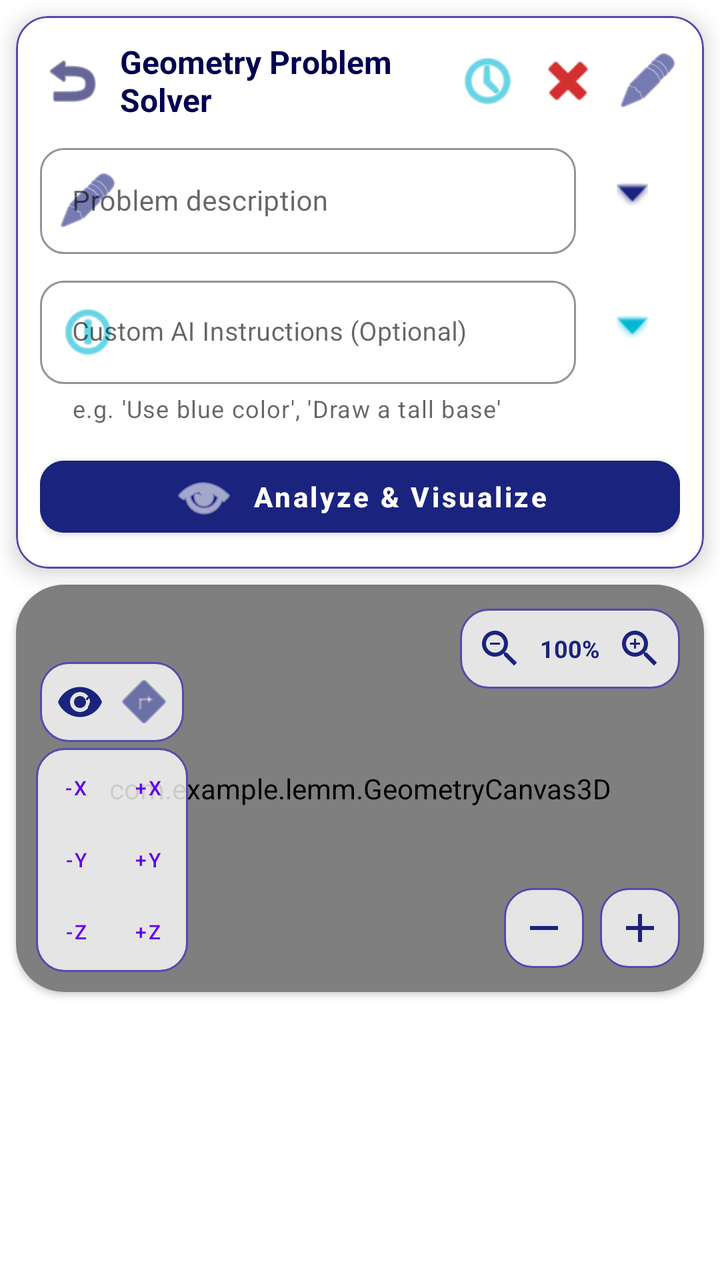
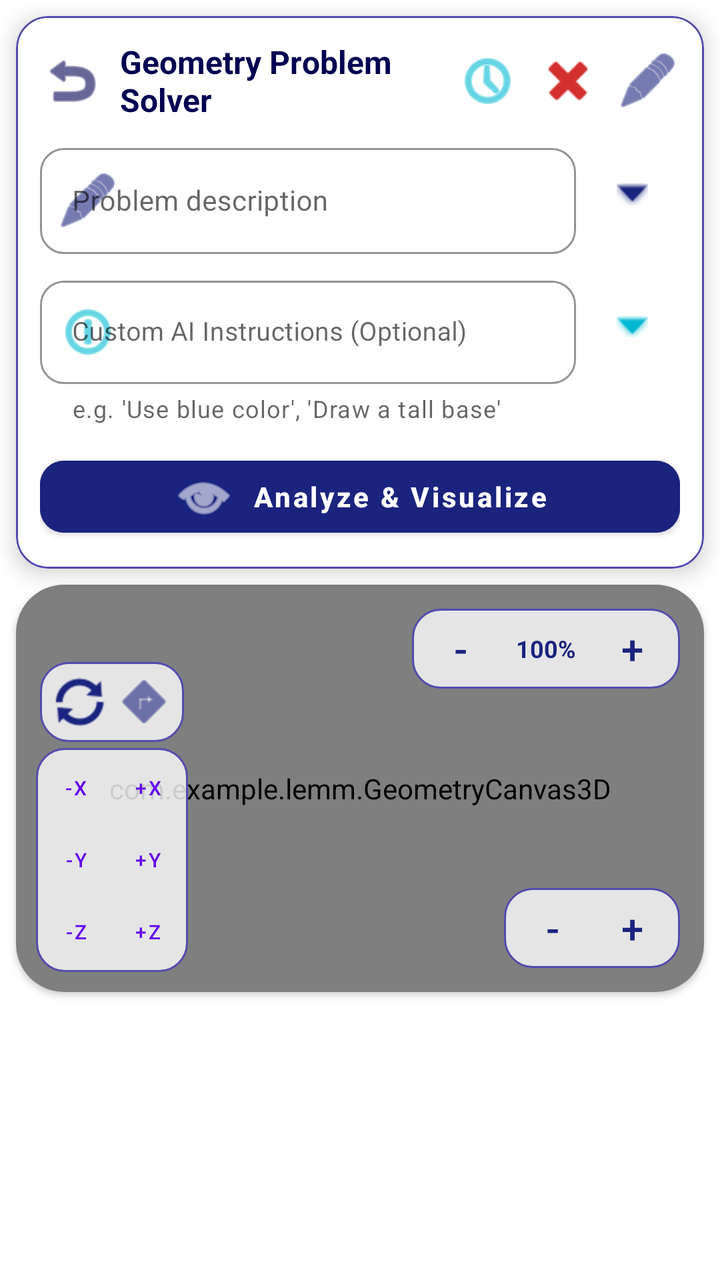

Two renders of the same Android screen: before a commit and after it. Below are the layout's source before the change and the commit's diff.
<!-- AndroidManifest.xml: application theme Theme.MaterialComponents.DayNight.NoActionBar -->
<!-- res/layout/activity_geometry_input.xml -->
<?xml version="1.0" encoding="utf-8"?>
<androidx.constraintlayout.widget.ConstraintLayout
    xmlns:android="http://schemas.android.com/apk/res/android"
    xmlns:app="http://schemas.android.com/apk/res-auto"
    xmlns:tools="http://schemas.android.com/tools"
    android:layout_width="match_parent"
    android:layout_height="match_parent"
    android:id="@+id/geometryInputRoot"
    tools:context=".GeometryInputActivity">
    <com.google.android.material.card.MaterialCardView
        android:id="@+id/headerCard"
        android:layout_width="match_parent"
        android:layout_height="wrap_content"
        android:layout_margin="8dp"
        app:cardCornerRadius="16dp"
        app:cardElevation="6dp"
        app:strokeColor="@color/primary_light"
        app:strokeWidth="1dp"
        app:layout_constraintTop_toTopOf="parent">

        <LinearLayout
            android:layout_width="match_parent"
            android:layout_height="wrap_content"
            android:orientation="vertical"
            android:padding="12dp"
            android:background="@color/surface_white">

            <LinearLayout
                android:layout_width="match_parent"
                android:layout_height="wrap_content"
                android:orientation="horizontal"
                android:gravity="center_vertical">

                <ImageButton
                    android:id="@+id/btnBack"
                    android:layout_width="32dp"
                    android:layout_height="32dp"
                    android:layout_marginEnd="8dp"
                    android:background="?attr/selectableItemBackgroundBorderless"
                    android:src="@android:drawable/ic_menu_revert"
                    app:tint="@color/primary_dark" />

                <TextView
                    android:layout_width="0dp"
                    android:layout_height="wrap_content"
                    android:layout_weight="1"
                    android:text="Geometry Problem Solver"
                    android:textStyle="bold"
                    android:textColor="@color/primary_dark"
                    android:textSize="16sp" />

                <ImageButton
                    android:id="@+id/btnHistory"
                    android:layout_width="32dp"
                    android:layout_height="32dp"
                    android:layout_marginEnd="8dp"
                    android:background="?attr/selectableItemBackgroundBorderless"
                    android:src="@android:drawable/ic_menu_recent_history"
                    app:tint="@color/secondary" />

                <ImageButton
                    android:id="@+id/btnStopAI"
                    android:layout_width="32dp"
                    android:layout_height="32dp"
                    android:layout_marginEnd="8dp"
                    android:background="?attr/selectableItemBackgroundBorderless"
                    android:src="@android:drawable/ic_delete"
                    app:tint="@color/error_red" />

                <ImageButton
                    android:id="@+id/btnToggleInput"
                    android:layout_width="32dp"
                    android:layout_height="32dp"
                    android:background="?attr/selectableItemBackgroundBorderless"
                    android:src="@android:drawable/ic_menu_edit"
                    app:tint="@color/primary" />
            </LinearLayout>

            <LinearLayout
                android:id="@+id/inputExpandableArea"
                android:layout_width="match_parent"
                android:layout_height="wrap_content"
                android:orientation="vertical"
                android:visibility="visible"
                android:paddingTop="8dp">

                <LinearLayout
                    android:layout_width="match_parent"
                    android:layout_height="wrap_content"
                    android:orientation="horizontal"
                    android:gravity="top">

                    <com.google.android.material.textfield.TextInputLayout
                        android:id="@+id/tlDescription"
                        style="@style/Widget.MaterialComponents.TextInputLayout.OutlinedBox"
                        android:layout_width="0dp"
                        android:layout_height="wrap_content"
                        android:layout_weight="1"
                        android:hint="Problem description"
                        app:startIconDrawable="@android:drawable/ic_menu_edit"
                        app:startIconTint="@color/primary"
                        app:boxCornerRadiusBottomEnd="12dp"
                        app:boxCornerRadiusBottomStart="12dp"
                        app:boxCornerRadiusTopEnd="12dp"
                        app:boxCornerRadiusTopStart="12dp"
                        app:boxStrokeColor="@color/primary">

                        <com.google.android.material.textfield.TextInputEditText
                            android:id="@+id/etDescription"
                            android:layout_width="match_parent"
                            android:layout_height="wrap_content"
                            android:inputType="textMultiLine"
                            android:maxLength="2500"
                            android:minLines="1"
                            android:maxLines="3"
                            android:textColor="@color/text_main"
                            android:textSize="14sp" />
                    </com.google.android.material.textfield.TextInputLayout>

                    <ImageButton
                        android:id="@+id/btnExpandDesc"
                        android:layout_width="48dp"
                        android:layout_height="48dp"
                        android:layout_marginStart="4dp"
                        android:layout_marginTop="4dp"
                        android:src="@android:drawable/arrow_down_float"
                        android:background="?attr/selectableItemBackgroundBorderless"
                        app:tint="@color/primary" />
                </LinearLayout>

                <LinearLayout
                    android:layout_width="match_parent"
                    android:layout_height="wrap_content"
                    android:layout_marginTop="8dp"
                    android:orientation="horizontal"
                    android:gravity="top">

                    <com.google.android.material.textfield.TextInputLayout
                        android:id="@+id/tlExtraCommands"
                        style="@style/Widget.MaterialComponents.TextInputLayout.OutlinedBox"
                        android:layout_width="0dp"
                        android:layout_height="wrap_content"
                        android:layout_weight="1"
                        android:hint="Custom AI Instructions (Optional)"
                        app:startIconDrawable="@android:drawable/ic_menu_info_details"
                        app:startIconTint="@color/secondary"
                        app:endIconMode="clear_text"
                        app:endIconTint="@color/secondary"
                        app:boxCornerRadiusBottomEnd="12dp"
                        app:boxCornerRadiusBottomStart="12dp"
                        app:boxCornerRadiusTopEnd="12dp"
                        app:boxCornerRadiusTopStart="12dp"
                        app:boxStrokeColor="@color/secondary"
                        app:helperText="e.g. 'Use blue color', 'Draw a tall base'"
                        app:helperTextEnabled="true">

                        <com.google.android.material.textfield.TextInputEditText
                            android:id="@+id/etExtraCommands"
                            android:layout_width="match_parent"
                            android:layout_height="wrap_content"
                            android:inputType="textMultiLine"
                            android:maxLength="500"
                            android:minLines="1"
                            android:maxLines="2"
                            android:textColor="@color/text_main"
                            android:textSize="13sp" />
                    </com.google.android.material.textfield.TextInputLayout>

                    <ImageButton
                        android:id="@+id/btnExpandExtra"
                        android:layout_width="48dp"
                        android:layout_height="48dp"
                        android:layout_marginStart="4dp"
                        android:layout_marginTop="4dp"
                        android:src="@android:drawable/arrow_down_float"
                        android:background="?attr/selectableItemBackgroundBorderless"
                        app:tint="@color/secondary" />
                </LinearLayout>

                <Button
                    android:id="@+id/btnSolveProblem"
                    android:layout_width="match_parent"
                    android:layout_height="48dp"
                    android:layout_marginTop="12dp"
                    android:backgroundTint="@color/primary"
                    android:text="Analyze &amp; Visualize"
                    android:textAllCaps="false"
                    android:textColor="@color/white"
                    android:textSize="14sp"
                    android:textStyle="bold"
                    app:cornerRadius="12dp"
                    app:icon="@android:drawable/ic_menu_view"
                    app:iconGravity="textStart" />
            </LinearLayout>

            <ProgressBar
                android:id="@+id/progressBar"
                style="?android:attr/progressBarStyleHorizontal"
                android:layout_width="match_parent"
                android:layout_height="wrap_content"
                android:layout_marginTop="4dp"
                android:indeterminate="true"
                android:visibility="gone" />
        </LinearLayout>
    </com.google.android.material.card.MaterialCardView>

    
    <com.google.android.material.card.MaterialCardView
        android:id="@+id/canvasCard"
        android:layout_width="0dp"
        android:layout_height="0dp"
        android:layout_margin="8dp"
        app:cardCornerRadius="24dp"
        app:cardElevation="2dp"
        app:layout_constraintBottom_toTopOf="@+id/resultSection"
        app:layout_constraintEnd_toEndOf="parent"
        app:layout_constraintStart_toStartOf="parent"
        app:layout_constraintTop_toBottomOf="@id/headerCard"
        app:layout_constraintVertical_weight="0.6">

        <FrameLayout
            android:id="@+id/canvasContainer"
            android:layout_width="match_parent"
            android:layout_height="match_parent"
            android:background="#FFFFFF">

            <com.example.lemm.GeometryCanvas3D
                android:id="@+id/geometryCanvas3D"
                android:layout_width="match_parent"
                android:layout_height="match_parent"
                android:visibility="visible" />

            
            <LinearLayout
                android:layout_width="wrap_content"
                android:layout_height="wrap_content"
                android:layout_gravity="bottom|start"
                android:layout_marginStart="12dp"
                android:layout_marginBottom="125dp"
                android:background="@drawable/floating_controls_bg"
                android:orientation="horizontal"
                android:padding="4dp">

                <ImageButton
                    android:id="@+id/btnResetView"
                    android:layout_width="32dp"
                    android:layout_height="32dp"
                    android:background="?attr/selectableItemBackgroundBorderless"
                    android:src="@drawable/ic_reset_view_custom"
                    android:tooltipText="Reset View"
                    app:tint="@color/primary" />

                <ImageButton
                    android:id="@+id/btnToggleMoveRotate"
                    android:layout_width="32dp"
                    android:layout_height="32dp"
                    android:background="?attr/selectableItemBackgroundBorderless"
                    android:src="@android:drawable/ic_menu_directions"
                    android:tooltipText="Toggle Move/Rotate"
                    app:tint="@color/primary" />
            </LinearLayout>

            
            <LinearLayout
                android:layout_width="wrap_content"
                android:layout_height="wrap_content"
                android:layout_gravity="top|end"
                android:layout_margin="12dp"
                android:background="@drawable/floating_controls_bg"
                android:orientation="horizontal"
                android:padding="4dp"
                android:gravity="center_vertical">

                <ImageButton
                    android:id="@+id/btnZoomOut"
                    android:layout_width="32dp"
                    android:layout_height="32dp"
                    android:background="?attr/selectableItemBackgroundBorderless"
                    android:src="@drawable/ic_zoom_out_custom"
                    app:tint="@color/primary" />

                <TextView
                    android:id="@+id/tvZoomPercent"
                    android:layout_width="wrap_content"
                    android:layout_height="wrap_content"
                    android:layout_gravity="center"
                    android:paddingHorizontal="4dp"
                    android:text="100%"
                    android:textColor="@color/primary"
                    android:textSize="12sp"
                    android:textStyle="bold" />

                <ImageButton
                    android:id="@+id/btnZoomIn"
                    android:layout_width="32dp"
                    android:layout_height="32dp"
                    android:background="?attr/selectableItemBackgroundBorderless"
                    android:src="@drawable/ic_zoom_in_custom"
                    app:tint="@color/primary" />

            </LinearLayout>

            
            <LinearLayout
                android:id="@+id/rotationControls"
                android:layout_width="wrap_content"
                android:layout_height="wrap_content"
                android:layout_gravity="bottom|start"
                android:layout_margin="10dp"
                android:background="@drawable/floating_controls_bg"
                android:orientation="vertical"
                android:padding="2dp">

                <LinearLayout
                    android:layout_width="wrap_content"
                    android:layout_height="wrap_content">

                    <Button
                        android:id="@+id/btnRotXMinus"
                        style="@style/Widget.MaterialComponents.Button.TextButton"
                        android:layout_width="36dp"
                        android:layout_height="36dp"
                        android:text="-X"
                        android:textSize="10sp" />

                    <Button
                        android:id="@+id/btnRotXPlus"
                        style="@style/Widget.MaterialComponents.Button.TextButton"
                        android:layout_width="36dp"
                        android:layout_height="36dp"
                        android:text="+X"
                        android:textSize="10sp" />
                </LinearLayout>

                <LinearLayout
                    android:layout_width="wrap_content"
                    android:layout_height="wrap_content">

                    <Button
                        android:id="@+id/btnRotYMinus"
                        style="@style/Widget.MaterialComponents.Button.TextButton"
                        android:layout_width="36dp"
                        android:layout_height="36dp"
                        android:text="-Y"
                        android:textSize="10sp" />

                    <Button
                        android:id="@+id/btnRotYPlus"
                        style="@style/Widget.MaterialComponents.Button.TextButton"
                        android:layout_width="36dp"
                        android:layout_height="36dp"
                        android:text="+Y"
                        android:textSize="10sp" />
                </LinearLayout>

                <LinearLayout
                    android:layout_width="wrap_content"
                    android:layout_height="wrap_content">

                    <Button
                        android:id="@+id/btnRotZMinus"
                        style="@style/Widget.MaterialComponents.Button.TextButton"
                        android:layout_width="36dp"
                        android:layout_height="36dp"
                        android:text="-Z"
                        android:textSize="10sp" />

                    <Button
                        android:id="@+id/btnRotZPlus"
                        style="@style/Widget.MaterialComponents.Button.TextButton"
                        android:layout_width="36dp"
                        android:layout_height="36dp"
                        android:text="+Z"
                        android:textSize="10sp" />
                </LinearLayout>
            </LinearLayout>

            
            <LinearLayout
                android:layout_width="wrap_content"
                android:layout_height="wrap_content"
                android:layout_gravity="bottom|end"
                android:layout_margin="12dp">

                <ImageButton
                    android:id="@+id/btnMinimizeCanvas"
                    android:layout_width="40dp"
                    android:layout_height="40dp"
                    android:layout_marginEnd="8dp"
                    android:background="@drawable/floating_controls_bg"
                    android:src="@drawable/ic_minus"
                    app:tint="@color/primary" />

                <ImageButton
                    android:id="@+id/btnMaximizeCanvas"
                    android:layout_width="40dp"
                    android:layout_height="40dp"
                    android:background="@drawable/floating_controls_bg"
                    android:src="@drawable/ic_plus"
                    app:tint="@color/primary" />
            </LinearLayout>

        </FrameLayout>
    </com.google.android.material.card.MaterialCardView>

    
    <LinearLayout
        android:id="@+id/resultSection"
        android:layout_width="0dp"
        android:layout_height="0dp"
        android:orientation="vertical"
        app:layout_constraintBottom_toBottomOf="parent"
        app:layout_constraintEnd_toEndOf="parent"
        app:layout_constraintStart_toStartOf="parent"
        app:layout_constraintTop_toBottomOf="@id/canvasCard"
        app:layout_constraintVertical_weight="0.4">

        <LinearLayout
            android:id="@+id/solutionControls"
            android:layout_width="match_parent"
            android:layout_height="wrap_content"
            android:padding="8dp"
            android:orientation="horizontal"
            android:visibility="gone">

            <com.google.android.material.button.MaterialButton
                android:id="@+id/btnDontSave"
                style="@style/Widget.Material3.Button.OutlinedButton"
                android:layout_width="0dp"
                android:layout_height="wrap_content"
                android:layout_weight="1"
                android:text="@string/dont_save"
                app:strokeColor="#C62828"
                android:textColor="#C62828"/>

            <com.google.android.material.button.MaterialButton
                android:id="@+id/btnSave"
                android:layout_width="0dp"
                android:layout_height="wrap_content"
                android:layout_weight="1"
                android:layout_marginStart="8dp"
                android:text="@string/save_solution"
                app:backgroundTint="#27AE60" />
        </LinearLayout>

        <ScrollView
            android:id="@+id/resultScrollView"
            android:layout_width="match_parent"
            android:layout_height="match_parent">

            <LinearLayout
                android:id="@+id/stepsContainer"
                android:layout_width="match_parent"
                android:layout_height="wrap_content"
                android:orientation="vertical"
                android:padding="8dp" />
        </ScrollView>
    </LinearLayout>

</androidx.constraintlayout.widget.ConstraintLayout>
<!-- resources referenced by this layout -->
<resources>
  <color name="error_red">#D32F2F</color>
  <color name="primary">#1A237E</color>
  <color name="primary_dark">#000051</color>
  <color name="primary_light">#534BAE</color>
  <color name="secondary">#00B8D4</color>
  <color name="surface_white">#FFFFFF</color>
  <color name="text_main">#1C1C1E</color>
  <color name="white">#FFFFFF</color>
  <!-- drawable floating_controls_bg (drawable) -->
  <?xml version="1.0" encoding="utf-8"?>
  <shape xmlns:android="http://schemas.android.com/apk/res/android">
      <solid android:color="#CCFFFFFF" />
      <corners android:radius="14dp" />
      <stroke android:width="1dp" android:color="@color/primary_light" />
  </shape>
  <!-- drawable ic_minus (drawable) -->
  <vector xmlns:android="http://schemas.android.com/apk/res/android"
      android:width="24dp"
      android:height="24dp"
      android:viewportWidth="24"
      android:viewportHeight="24">
      <path
          android:fillColor="#000000"
          android:pathData="M19,13H5v-2h14v2z"/>
  </vector>
  <!-- drawable ic_plus (drawable) -->
  <vector xmlns:android="http://schemas.android.com/apk/res/android"
      android:width="24dp"
      android:height="24dp"
      android:viewportWidth="24"
      android:viewportHeight="24">
      <path
          android:fillColor="#000000"
          android:pathData="M19,13h-6v6h-2v-6H5v-2h6V5h2v6h6v2z"/>
  </vector>
  <!-- drawable ic_reset_view_custom (drawable) -->
  <vector xmlns:android="http://schemas.android.com/apk/res/android"
      android:width="24dp"
      android:height="24dp"
      android:viewportWidth="24"
      android:viewportHeight="24">
      
      <path
          android:fillColor="#000000"
          android:pathData="M12,4.5C7,4.5 2.73,7.61 1,12c1.73,4.39 6,7.5 11,7.5s9.27,-3.11 11,-7.5c-1.73,-4.39 -6,-7.5 -11,-7.5zM12,17c-2.76,0 -5,-2.24 -5,-5s2.24,-5 5,-5 5,2.24 5,5 -2.24,5 -5,5zM12,9c-1.66,0 -3,1.34 -3,3s1.34,3 3,3 3,-1.34 3,-3 -1.34,-3 -3,-3z"/>
      
      <path
          android:fillColor="#000000"
          android:pathData="M18,14.5c0,0.55 -0.45,1 -1,1s-1,-0.45 -1,-1 0.45,-1 1,-1 1,0.45 1,1zM17,9c1.1,0 2,0.9 2,2 0,0.72 -0.38,1.12 -0.81,1.5 -0.39,0.34 -0.69,0.59 -0.69,1h-1c0,-0.69 0.44,-1.09 0.88,-1.47 0.38,-0.32 0.62,-0.53 0.62,-1.03 0,-0.55 -0.45,-1 -1,-1s-1,0.45 -1,1h-1c0,-1.1 0.9,-2 2,-2z"/>
  </vector>
  <!-- drawable ic_zoom_in_custom (drawable) -->
  <vector xmlns:android="http://schemas.android.com/apk/res/android"
      android:width="24dp"
      android:height="24dp"
      android:viewportWidth="24"
      android:viewportHeight="24">
      
      <path
          android:fillColor="#000000"
          android:pathData="M15.5,14h-0.79l-0.28,-0.27C15.41,12.59 16,11.11 16,9.5 16,5.91 13.09,3 9.5,3S3,5.91 3,9.5 5.91,16 9.5,16c1.61,0 3.09,-0.59 4.23,-1.57l0.27,0.28v0.79l5,4.99L20.49,19l-4.99,-5zM9.5,14C7.01,14 5,11.99 5,9.5S7.01,5 9.5,5 14,7.01 14,9.5 11.99,14 9.5,14z"/>
      
      <path
          android:fillColor="#000000"
          android:pathData="M12,10h-2V12h-1V10h-2V9h2V7h1V9h2z"/>
  </vector>
  <!-- drawable ic_zoom_out_custom (drawable) -->
  <vector xmlns:android="http://schemas.android.com/apk/res/android"
      android:width="24dp"
      android:height="24dp"
      android:viewportWidth="24"
      android:viewportHeight="24">
      
      <path
          android:fillColor="#000000"
          android:pathData="M15.5,14h-0.79l-0.28,-0.27C15.41,12.59 16,11.11 16,9.5 16,5.91 13.09,3 9.5,3S3,5.91 3,9.5 5.91,16 9.5,16c1.61,0 3.09,-0.59 4.23,-1.57l0.27,0.28v0.79l5,4.99L20.49,19l-4.99,-5zM9.5,14C7.01,14 5,11.99 5,9.5S7.01,5 9.5,5 14,7.01 14,9.5 11.99,14 9.5,14z"/>
      
      <path
          android:fillColor="#000000"
          android:pathData="M7,9h5v1h-5z"/>
  </vector>
  <string name="dont_save">Don\'t Save</string>
  <string name="save_solution">Save Solution</string>
</resources>

<!-- the commit's change to res/layout/activity_geometry_input.xml (unified diff, before → after) -->
@@ -5,8 +5,10 @@
     xmlns:tools="http://schemas.android.com/tools"
     android:layout_width="match_parent"
     android:layout_height="match_parent"
+    android:fitsSystemWindows="true"
     android:id="@+id/geometryInputRoot"
     tools:context=".GeometryInputActivity">
+
     <com.google.android.material.card.MaterialCardView
         android:id="@+id/headerCard"
         android:layout_width="match_parent"
@@ -246,7 +248,7 @@
                     android:layout_width="32dp"
                     android:layout_height="32dp"
                     android:background="?attr/selectableItemBackgroundBorderless"
-                    android:src="@drawable/ic_reset_view_custom"
+                    android:src="@android:drawable/ic_popup_sync"
                     android:tooltipText="Reset View"
                     app:tint="@color/primary" />
 
@@ -268,36 +270,41 @@
                 android:layout_margin="12dp"
                 android:background="@drawable/floating_controls_bg"
                 android:orientation="horizontal"
-                android:padding="4dp"
+                android:paddingHorizontal="4dp"
                 android:gravity="center_vertical">
 
-                <ImageButton
+                <Button
                     android:id="@+id/btnZoomOut"
-                    android:layout_width="32dp"
-                    android:layout_height="32dp"
-                    android:background="?attr/selectableItemBackgroundBorderless"
-                    android:src="@drawable/ic_zoom_out_custom"
-                    app:tint="@color/primary" />
+                    style="@style/Widget.MaterialComponents.Button.TextButton"
+                    android:layout_width="40dp"
+                    android:layout_height="40dp"
+                    android:insetTop="0dp"
+                    android:insetBottom="0dp"
+                    android:text="-"
+                    android:textColor="@color/primary"
+                    android:textSize="20sp" />
 
                 <TextView
                     android:id="@+id/tvZoomPercent"
                     android:layout_width="wrap_content"
                     android:layout_height="wrap_content"
                     android:layout_gravity="center"
-                    android:paddingHorizontal="4dp"
+                    android:paddingHorizontal="8dp"
                     android:text="100%"
                     android:textColor="@color/primary"
                     android:textSize="12sp"
                     android:textStyle="bold" />
 
-                <ImageButton
+                <Button
                     android:id="@+id/btnZoomIn"
-                    android:layout_width="32dp"
-                    android:layout_height="32dp"
-                    android:background="?attr/selectableItemBackgroundBorderless"
-                    android:src="@drawable/ic_zoom_in_custom"
-                    app:tint="@color/primary" />
-
+                    style="@style/Widget.MaterialComponents.Button.TextButton"
+                    android:layout_width="40dp"
+                    android:layout_height="40dp"
+                    android:insetTop="0dp"
+                    android:insetBottom="0dp"
+                    android:text="+"
+                    android:textColor="@color/primary"
+                    android:textSize="20sp" />
             </LinearLayout>
 
             
@@ -380,24 +387,31 @@
                 android:layout_width="wrap_content"
                 android:layout_height="wrap_content"
                 android:layout_gravity="bottom|end"
-                android:layout_margin="12dp">
-
-                <ImageButton
+                android:layout_margin="12dp"
+                android:background="@drawable/floating_controls_bg"
+                android:paddingHorizontal="4dp">
+
+                <Button
                     android:id="@+id/btnMinimizeCanvas"
+                    style="@style/Widget.MaterialComponents.Button.TextButton"
                     android:layout_width="40dp"
                     android:layout_height="40dp"
-                    android:layout_marginEnd="8dp"
-                    android:background="@drawable/floating_controls_bg"
-                    android:src="@drawable/ic_minus"
-                    app:tint="@color/primary" />
-
-                <ImageButton
+                    android:insetTop="0dp"
+                    android:insetBottom="0dp"
+                    android:text="-"
+                    android:textColor="@color/primary"
+                    android:textSize="20sp" />
+
+                <Button
                     android:id="@+id/btnMaximizeCanvas"
+                    style="@style/Widget.MaterialComponents.Button.TextButton"
                     android:layout_width="40dp"
                     android:layout_height="40dp"
-                    android:background="@drawable/floating_controls_bg"
-                    android:src="@drawable/ic_plus"
-                    app:tint="@color/primary" />
+                    android:insetTop="0dp"
+                    android:insetBottom="0dp"
+                    android:text="+"
+                    android:textColor="@color/primary"
+                    android:textSize="20sp" />
             </LinearLayout>
 
         </FrameLayout>
<!-- resource entries referenced after the edit -->
@@ -15,71 +15,6 @@
       <corners android:radius="14dp" />
       <stroke android:width="1dp" android:color="@color/primary_light" />
   </shape>
-  <!-- drawable ic_minus (drawable) -->
-  <vector xmlns:android="http://schemas.android.com/apk/res/android"
-      android:width="24dp"
-      android:height="24dp"
-      android:viewportWidth="24"
-      android:viewportHeight="24">
-      <path
-          android:fillColor="#000000"
-          android:pathData="M19,13H5v-2h14v2z"/>
-  </vector>
-  <!-- drawable ic_plus (drawable) -->
-  <vector xmlns:android="http://schemas.android.com/apk/res/android"
-      android:width="24dp"
-      android:height="24dp"
-      android:viewportWidth="24"
-      android:viewportHeight="24">
-      <path
-          android:fillColor="#000000"
-          android:pathData="M19,13h-6v6h-2v-6H5v-2h6V5h2v6h6v2z"/>
-  </vector>
-  <!-- drawable ic_reset_view_custom (drawable) -->
-  <vector xmlns:android="http://schemas.android.com/apk/res/android"
-      android:width="24dp"
-      android:height="24dp"
-      android:viewportWidth="24"
-      android:viewportHeight="24">
-      
-      <path
-          android:fillColor="#000000"
-          android:pathData="M12,4.5C7,4.5 2.73,7.61 1,12c1.73,4.39 6,7.5 11,7.5s9.27,-3.11 11,-7.5c-1.73,-4.39 -6,-7.5 -11,-7.5zM12,17c-2.76,0 -5,-2.24 -5,-5s2.24,-5 5,-5 5,2.24 5,5 -2.24,5 -5,5zM12,9c-1.66,0 -3,1.34 -3,3s1.34,3 3,3 3,-1.34 3,-3 -1.34,-3 -3,-3z"/>
-      
-      <path
-          android:fillColor="#000000"
-          android:pathData="M18,14.5c0,0.55 -0.45,1 -1,1s-1,-0.45 -1,-1 0.45,-1 1,-1 1,0.45 1,1zM17,9c1.1,0 2,0.9 2,2 0,0.72 -0.38,1.12 -0.81,1.5 -0.39,0.34 -0.69,0.59 -0.69,1h-1c0,-0.69 0.44,-1.09 0.88,-1.47 0.38,-0.32 0.62,-0.53 0.62,-1.03 0,-0.55 -0.45,-1 -1,-1s-1,0.45 -1,1h-1c0,-1.1 0.9,-2 2,-2z"/>
-  </vector>
-  <!-- drawable ic_zoom_in_custom (drawable) -->
-  <vector xmlns:android="http://schemas.android.com/apk/res/android"
-      android:width="24dp"
-      android:height="24dp"
-      android:viewportWidth="24"
-      android:viewportHeight="24">
-      
-      <path
-          android:fillColor="#000000"
-          android:pathData="M15.5,14h-0.79l-0.28,-0.27C15.41,12.59 16,11.11 16,9.5 16,5.91 13.09,3 9.5,3S3,5.91 3,9.5 5.91,16 9.5,16c1.61,0 3.09,-0.59 4.23,-1.57l0.27,0.28v0.79l5,4.99L20.49,19l-4.99,-5zM9.5,14C7.01,14 5,11.99 5,9.5S7.01,5 9.5,5 14,7.01 14,9.5 11.99,14 9.5,14z"/>
-      
-      <path
-          android:fillColor="#000000"
-          android:pathData="M12,10h-2V12h-1V10h-2V9h2V7h1V9h2z"/>
-  </vector>
-  <!-- drawable ic_zoom_out_custom (drawable) -->
-  <vector xmlns:android="http://schemas.android.com/apk/res/android"
-      android:width="24dp"
-      android:height="24dp"
-      android:viewportWidth="24"
-      android:viewportHeight="24">
-      
-      <path
-          android:fillColor="#000000"
-          android:pathData="M15.5,14h-0.79l-0.28,-0.27C15.41,12.59 16,11.11 16,9.5 16,5.91 13.09,3 9.5,3S3,5.91 3,9.5 5.91,16 9.5,16c1.61,0 3.09,-0.59 4.23,-1.57l0.27,0.28v0.79l5,4.99L20.49,19l-4.99,-5zM9.5,14C7.01,14 5,11.99 5,9.5S7.01,5 9.5,5 14,7.01 14,9.5 11.99,14 9.5,14z"/>
-      
-      <path
-          android:fillColor="#000000"
-          android:pathData="M7,9h5v1h-5z"/>
-  </vector>
   <string name="dont_save">Don\'t Save</string>
   <string name="save_solution">Save Solution</string>
 </resources>
